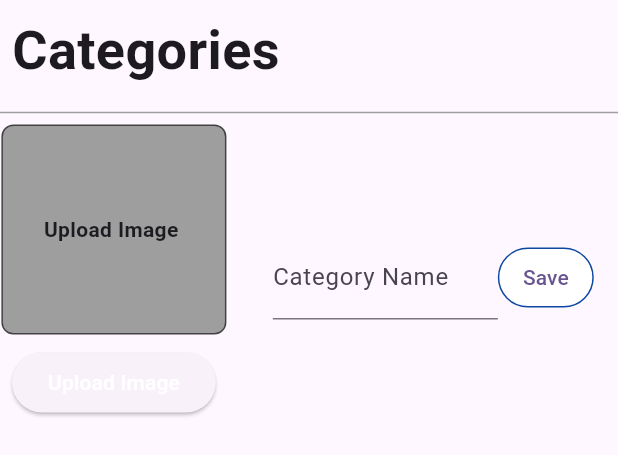
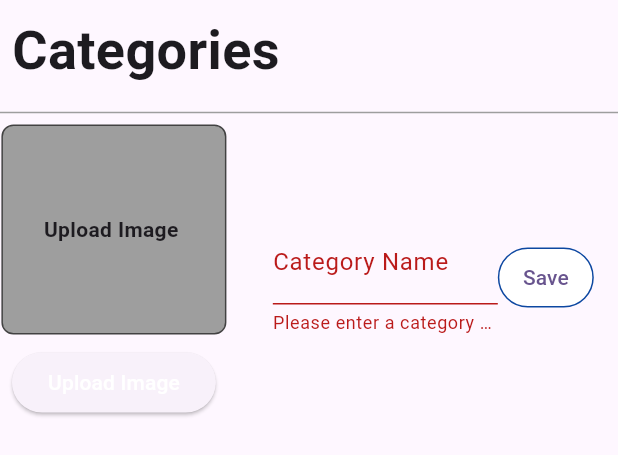
Before and after one commit to hieunguyen1912/AppDevelopment, a Flutter app: the CategoryScreen widget shown alone on an empty page, opened directly, after a tap on "Save", on a phone screen of 412 x 824 dp. Shown: the top 455 px of the screen. Run offline on Flutter 3.47's test engine with Material 3 defaults, Android fonts, the phone set to English and light mode, and no system bars; our stand-ins replace cloud_firestore, firebase_auth, firebase_core, google_fonts; missing offline and left inert: flutter_admin_scaffold; accounts and stored records are empty; statements that could not run were skipped.

```diff
--- a/Group7Project/Ecommerceapp/app_web/lib/views/side_bar_screens/category_screen.dart
+++ b/Group7Project/Ecommerceapp/app_web/lib/views/side_bar_screens/category_screen.dart
@@ -1,12 +1,21 @@
 import 'package:flutter/cupertino.dart';
 import 'package:flutter/material.dart';
 
-class CategoryScreen extends StatelessWidget {
+class CategoryScreen extends StatefulWidget {
   static const String id = '/categoryScreen';
   const CategoryScreen({super.key});
+
+  @override
+  State<CategoryScreen> createState() => _CategoryScreenState();
+}
+
+class _CategoryScreenState extends State<CategoryScreen> {
+  final GlobalKey<FormState> _formKey = GlobalKey<FormState>();
   @override
   Widget build(BuildContext context) {
-    return Column(
+    return Form(
+      key: _formKey,
+      child: Column(
         children: [
           Padding(
             padding: const EdgeInsets.all(8.0),
@@ -62,10 +71,17 @@ class CategoryScreen extends StatelessWidget {
               SizedBox(
                 width: 30,
               ),
-            Container(
+              SizedBox(
                 width: 150,
                 child: TextFormField(
-                decoration: InputDecoration(
+                  validator: (value) {
+                    if (value!.isEmpty) {
+                      return 'Please enter a category name';
+                    } else {
+                      return null;
+                    }
+                  },
+                  decoration: const InputDecoration(
                     labelText: 'Category Name',
                   ),
                 ),
@@ -81,14 +97,22 @@ class CategoryScreen extends StatelessWidget {
                     ),
                   ),
                 ),
-              onPressed: () {},
-              child: Text(
+                onPressed: () {
+                  if (_formKey.currentState!.validate()) {
+                    //upload calegory firebase
+                  } else {
+                    //show erropr message
+                    print('bad reponse');
+                  }
+                },
+                child: const Text(
                   "Save",
                 ),
               ),
             ],
           ),
         ],
+      ),
     );
   }
 }
```
Lines whose indentation alone changed are shown as unchanged.
